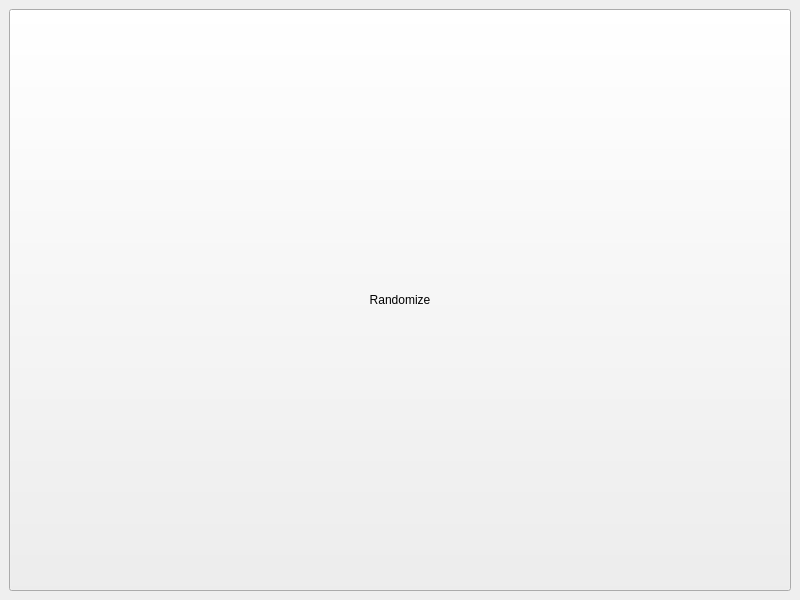
mint-choc-chip-skyblade/sshd-rando, file gui/ui/main.ui: the form before one commit.
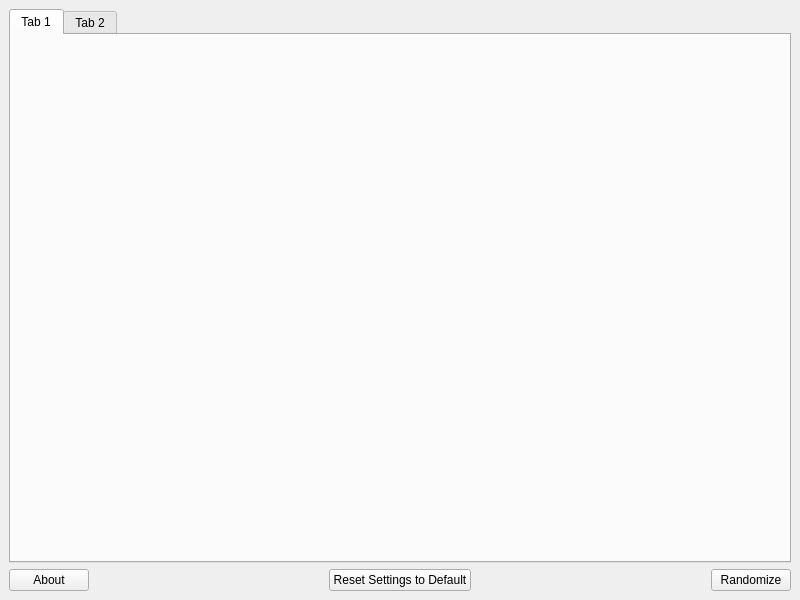
The form after the commit.

Commit message: Add about message box

What changed in the file:
```diff
--- a/gui/ui/main.ui
+++ b/gui/ui/main.ui
@@ -16,11 +16,65 @@
   <widget class="QWidget" name="centralwidget">
    <layout class="QVBoxLayout" name="verticalLayout_2">
     <item>
-     <layout class="QVBoxLayout" name="verticalLayout">
+     <widget class="QTabWidget" name="tab_widget">
+      <widget class="QWidget" name="tab">
+       <attribute name="title">
+        <string>Tab 1</string>
+       </attribute>
+      </widget>
+      <widget class="QWidget" name="tab_2">
+       <attribute name="title">
+        <string>Tab 2</string>
+       </attribute>
+      </widget>
+     </widget>
+    </item>
+    <item>
+     <layout class="QHBoxLayout" name="footer_layout">
+      <item>
+       <widget class="QPushButton" name="about_button">
+        <property name="text">
+         <string>About</string>
+        </property>
+       </widget>
+      </item>
+      <item>
+       <spacer name="footer_left_hspacer">
+        <property name="orientation">
+         <enum>Qt::Horizontal</enum>
+        </property>
+        <property name="sizeHint" stdset="0">
+         <size>
+          <width>40</width>
+          <height>20</height>
+         </size>
+        </property>
+       </spacer>
+      </item>
+      <item>
+       <widget class="QPushButton" name="reset_button">
+        <property name="text">
+         <string>Reset Settings to Default</string>
+        </property>
+       </widget>
+      </item>
+      <item>
+       <spacer name="footer_right_hspacer">
+        <property name="orientation">
+         <enum>Qt::Horizontal</enum>
+        </property>
+        <property name="sizeHint" stdset="0">
+         <size>
+          <width>40</width>
+          <height>20</height>
+         </size>
+        </property>
+       </spacer>
+      </item>
       <item>
        <widget class="QPushButton" name="randomize_button">
         <property name="sizePolicy">
-         <sizepolicy hsizetype="Minimum" vsizetype="Minimum">
+         <sizepolicy hsizetype="Minimum" vsizetype="Fixed">
           <horstretch>0</horstretch>
           <verstretch>0</verstretch>
          </sizepolicy>
```
Left out of the diff: 6 changed lines with no effect on the pictures. The commit also changes 2 other files.
